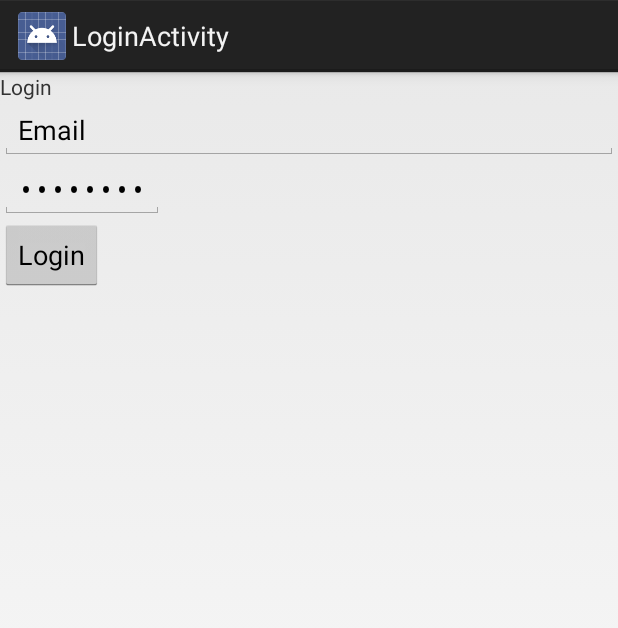
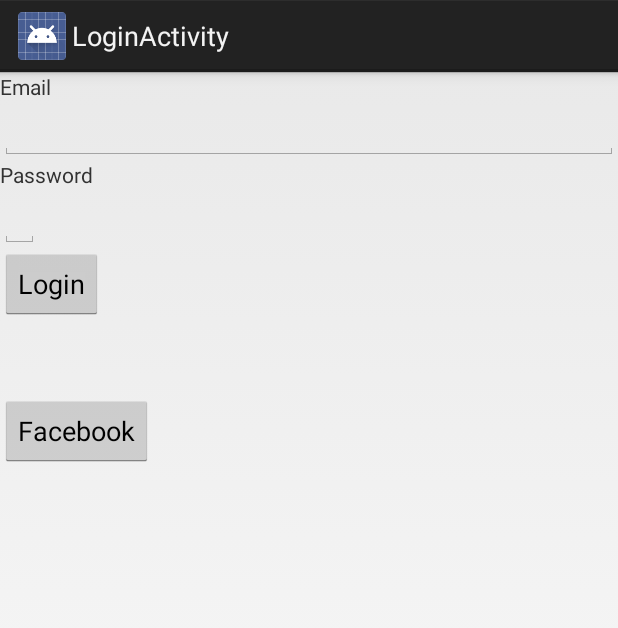
Before and after one commit to cathej6/PlayGround, an Android app: the screen it shows after launch (LoginActivity), on a phone screen of 412 x 824 dp. Shown: the top 628 px of the screen. Run offline under Robolectric (Android 15) with nearby library versions, the phone set to English and light mode, and no system bars.

Commit message:
Added a few more layout pieces.

```diff
--- a/app/src/main/res/layout/activity_login.xml
+++ b/app/src/main/res/layout/activity_login.xml
@@ -7,25 +7,30 @@
     android:orientation="vertical"
     tools:context="edu.washington.cathej.playground.LoginActivity">
 
-
     <TextView
         android:id="@+id/label"
         android:layout_width="match_parent"
         android:layout_height="wrap_content"
-        android:text="Login" />
+        android:text="Email" />
 
     <EditText
         android:id="@+id/email"
         android:layout_width="match_parent"
         android:layout_height="wrap_content"
-        android:text="Email"
+        android:text=""
         android:inputType="textEmailAddress" />
+
+    <TextView
+        android:id="@+id/label2"
+        android:layout_width="match_parent"
+        android:layout_height="wrap_content"
+        android:text="Password" />
 
     <EditText
         android:id="@+id/password"
         android:layout_width="wrap_content"
         android:layout_height="wrap_content"
-        android:text="password"
+        android:text=""
         android:inputType="textPassword" />
 
     <Button
@@ -35,4 +40,16 @@
         android:text="Login"
         tools:layout_editor_absoluteX="154dp"
         tools:layout_editor_absoluteY="214dp" />
+    <Space
+        android:layout_width="match_parent"
+        android:layout_height="50dp" />
+
+    <Button
+        android:id="@+id/buttonF"
+        android:layout_width="wrap_content"
+        android:layout_height="wrap_content"
+        android:text="Facebook"
+        tools:layout_editor_absoluteX="154dp"
+        tools:layout_editor_absoluteY="214dp" />
+
 </LinearLayout>
```
